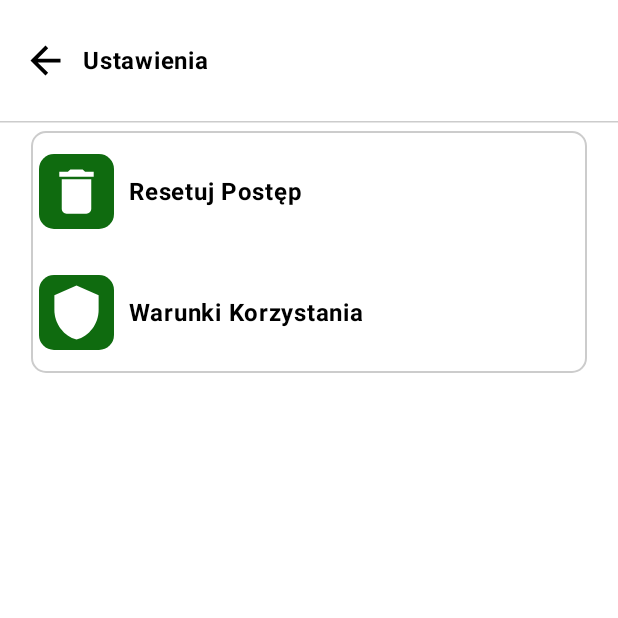
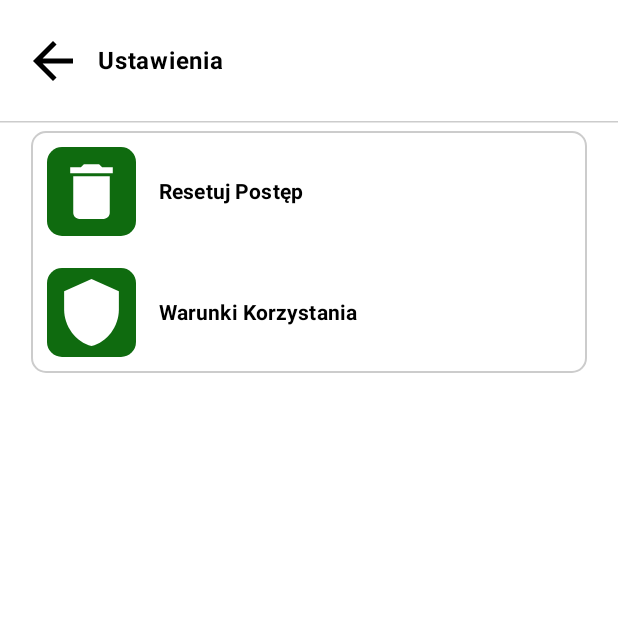
Before and after one commit to mariuszo52/Guess-a-team, an Android app built with Jetpack Compose: the settings screen opened through its navigation route, on a phone screen of 412 x 824 dp, the top half of it. Run offline under Robolectric (Android 15) with nearby library versions, the phone set to English and light mode, and no system bars; Roboto replaces fonts that are not available here.

Commit message:
update SettingsScreen

```diff
--- a/app/src/main/java/com/example/guesstheteam/ui/SettingsScreen.kt
+++ b/app/src/main/java/com/example/guesstheteam/ui/SettingsScreen.kt
@@ -8,21 +8,28 @@ import androidx.compose.foundation.layout.Column
 import androidx.compose.foundation.layout.IntrinsicSize
 import androidx.compose.foundation.layout.PaddingValues
 import androidx.compose.foundation.layout.Row
+import androidx.compose.foundation.layout.fillMaxHeight
 import androidx.compose.foundation.layout.fillMaxSize
 import androidx.compose.foundation.layout.fillMaxWidth
 import androidx.compose.foundation.layout.height
 import androidx.compose.foundation.layout.padding
 import androidx.compose.foundation.layout.size
+import androidx.compose.foundation.layout.width
 import androidx.compose.foundation.shape.RoundedCornerShape
 import androidx.compose.material3.Button
 import androidx.compose.material3.ButtonColors
+import androidx.compose.material3.ButtonDefaults
 import androidx.compose.material3.HorizontalDivider
 import androidx.compose.material3.Text
 import androidx.compose.runtime.Composable
 import androidx.compose.ui.Alignment
 import androidx.compose.ui.Modifier
+import androidx.compose.ui.draw.clip
 import androidx.compose.ui.graphics.Color
 import androidx.compose.ui.graphics.ColorFilter
+import androidx.compose.ui.graphics.RectangleShape
+import androidx.compose.ui.graphics.Shape
+import androidx.compose.ui.graphics.painter.Painter
 import androidx.compose.ui.res.colorResource
 import androidx.compose.ui.res.painterResource
 import androidx.compose.ui.res.stringResource
@@ -36,25 +43,27 @@ import com.example.guesstheteam.R
 fun SettingsScreen(onBackClick: () -> Unit) {
 
 
-    Column(modifier = Modifier
-        .fillMaxSize()
-        .background(color = Color.White),
+    Column(
+        modifier = Modifier
+            .fillMaxSize()
+            .background(color = Color.White),
         verticalArrangement = Arrangement.Top,
         horizontalAlignment = Alignment.CenterHorizontally
     )
     {
         Row(
+            horizontalArrangement = Arrangement.Start,
+            verticalAlignment = Alignment.CenterVertically,
             modifier = Modifier
                 .padding(5.dp)
                 .fillMaxWidth()
-                .height(70.dp),
-            horizontalArrangement = Arrangement.Start,
-            verticalAlignment = Alignment.CenterVertically
-        ) {
+                .height(70.dp)
+
+            ) {
             Button(
+                modifier = Modifier
+                    .width(60.dp),
                 contentPadding = PaddingValues(10.dp),
-                modifier = Modifier
-                    .size(50.dp),
                 colors = ButtonColors(
                     containerColor = Color.Transparent,
                     contentColor = Color.Black,
@@ -95,45 +104,6 @@ fun SettingsScreen(onBackClick: () -> Unit) {
             horizontalAlignment = Alignment.CenterHorizontally
 
         ) {
-            Row(
-                modifier = Modifier
-                    .padding(5.dp)
-                    .fillMaxWidth()
-                    .height(70.dp),
-                horizontalArrangement = Arrangement.Start,
-                verticalAlignment = Alignment.CenterVertically
-            ) {
-                Button(
-                    contentPadding = PaddingValues(5.dp),
-                    shape = RoundedCornerShape(10.dp),
-                    modifier = Modifier
-                        .size(50.dp),
-                    colors = ButtonColors(
-                        containerColor = colorResource(id = R.color.darkGreen),
-                        contentColor = Color.White,
-                        disabledContentColor = Color.Gray,
-                        disabledContainerColor = Color.DarkGray
-                    ),
-
-                    onClick = onBackClick
-                ) {
-                    Image(
-                        colorFilter = ColorFilter.tint(Color.White),
-                        modifier = Modifier
-                            .fillMaxSize(),
-                        painter = painterResource(id = R.drawable.baseline_delete_24),
-                        contentDescription = null
-                    )
-                }
-                Text(
-                    color = Color.Black,
-                    modifier = Modifier
-                        .padding(start = 10.dp),
-                    fontWeight = FontWeight.Bold,
-                    text = stringResource(id = R.string.reset)
-
-                )
-            }
 
             Row(
                 modifier = Modifier
@@ -143,37 +113,25 @@ fun SettingsScreen(onBackClick: () -> Unit) {
                 horizontalArrangement = Arrangement.Start,
                 verticalAlignment = Alignment.CenterVertically
             ) {
-                Button(
-                    contentPadding = PaddingValues(5.dp),
-                    shape = RoundedCornerShape(10.dp),
-                    modifier = Modifier
-                        .size(50.dp),
-                    colors = ButtonColors(
-                        containerColor = colorResource(id = R.color.darkGreen),
-                        contentColor = Color.White,
-                        disabledContentColor = Color.Gray,
-                        disabledContainerColor = Color.DarkGray
-                    ),
-
-                    onClick = onBackClick
-                ) {
-                    Image(
-                        colorFilter = ColorFilter.tint(Color.White),
-                        modifier = Modifier
-                            .fillMaxSize(),
-                        painter = painterResource(id = R.drawable.baseline_shield_24),
-                        contentDescription = null
-                    )
-                }
-                Text(
-                    color = Color.Black,
-                    modifier = Modifier
-                        .padding(start = 10.dp),
-                    fontWeight = FontWeight.Bold,
+                MenuButton(
+                    image = painterResource(id = R.drawable.baseline_delete_24),
+                    text = stringResource(id = R.string.reset),
+                ) { onBackClick() }
+            }
+            Row(
+                modifier = Modifier
+                    .padding(5.dp)
+                    .fillMaxWidth()
+                    .height(70.dp),
+                horizontalArrangement = Arrangement.Start,
+                verticalAlignment = Alignment.CenterVertically
+            ) {
+                MenuButton(
+                    image = painterResource(id = R.drawable.baseline_shield_24),
                     text = stringResource(id = R.string.terms)
                 )
+                { onBackClick() }
             }
-
 
         }
         Column {
@@ -182,6 +140,47 @@ fun SettingsScreen(onBackClick: () -> Unit) {
     }
 }
 
+@Composable
+fun MenuButton(image: Painter, text: String, onClick: () -> Unit) {
+    Button(
+        contentPadding = PaddingValues(0.dp),
+        shape = RectangleShape,
+        colors = ButtonDefaults.buttonColors(
+            containerColor = Color.Transparent,
+            contentColor = Color.Transparent
+        ),
+        modifier = Modifier.fillMaxSize(),
+        onClick = onClick
+    ) {
+        Row(
+            modifier = Modifier
+                .fillMaxSize(),
+            verticalAlignment = Alignment.CenterVertically,
+            horizontalArrangement = Arrangement.Start,
+
+            ) {
+            Image(
+                colorFilter = ColorFilter.tint(Color.White),
+                modifier = Modifier
+                    .padding(5.dp)
+                    .clip(RoundedCornerShape(10.dp))
+                    .background(color = colorResource(id = R.color.darkGreen))
+                    .padding(5.dp)
+                    .fillMaxHeight(),
+                painter = image,
+                contentDescription = null
+            )
+
+            Text(
+                color = Color.Black,
+                modifier = Modifier
+                    .padding(start = 10.dp),
+                fontWeight = FontWeight.Bold,
+                text = text
+            )
+        }
+    }
+}
 
 @Preview
 @Composable
```
